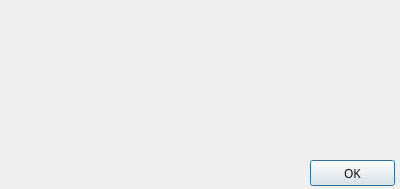
Old version of the form centrale/error.ui in the repository elwint/-rolluik-domotica.
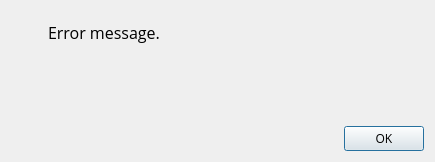
New version of the form. Icons and pictures are not drawn.

Commit message: Added error popup; Added limits window; Added support to set all limits; Fixed widgets positions; Fixed degree char + temperature; Finished GUI error dialog; Removed GUI borders

What changed in the file:
```diff
--- a/centrale/error.ui
+++ b/centrale/error.ui
@@ -6,8 +6,8 @@
    <rect>
     <x>0</x>
     <y>0</y>
-    <width>400</width>
-    <height>189</height>
+    <width>435</width>
+    <height>162</height>
    </rect>
   </property>
   <property name="font">
@@ -18,24 +18,114 @@
   <property name="windowTitle">
    <string>Foutmelding</string>
   </property>
-  <widget class="QPushButton" name="btnOK">
-   <property name="geometry">
-    <rect>
-     <x>310</x>
-     <y>160</y>
-     <width>85</width>
-     <height>26</height>
-    </rect>
-   </property>
-   <property name="font">
-    <font>
-     <family>Open Sans</family>
-    </font>
-   </property>
-   <property name="text">
-    <string>OK</string>
-   </property>
-  </widget>
+  <layout class="QVBoxLayout">
+   <item>
+    <widget class="QFrame" name="frame">
+     <layout class="QFormLayout" name="formLayout">
+      <property name="horizontalSpacing">
+       <number>20</number>
+      </property>
+      <property name="leftMargin">
+       <number>10</number>
+      </property>
+      <property name="topMargin">
+       <number>10</number>
+      </property>
+      <property name="rightMargin">
+       <number>0</number>
+      </property>
+      <property name="bottomMargin">
+       <number>0</number>
+      </property>
+      <item row="0" column="0">
+       <widget class="QLabel" name="label">
+        <property name="text">
+         <string/>
+        </property>
+        <property name="pixmap">
+         <pixmap>icons/error.png</pixmap>
+        </property>
+       </widget>
+      </item>
+      <item row="0" column="1">
+       <widget class="QLabel" name="lblError">
+        <property name="font">
+         <font>
+          <pointsize>12</pointsize>
+         </font>
+        </property>
+        <property name="text">
+         <string>Error message.</string>
+        </property>
+        <property name="alignment">
+         <set>Qt::AlignLeading|Qt::AlignLeft|Qt::AlignTop</set>
+        </property>
+        <property name="margin">
+         <number>7</number>
+        </property>
+       </widget>
+      </item>
+     </layout>
+    </widget>
+   </item>
+   <item>
+    <spacer name="verticalSpacer">
+     <property name="orientation">
+      <enum>Qt::Vertical</enum>
+     </property>
+     <property name="sizeHint" stdset="0">
+      <size>
+       <width>20</width>
+       <height>40</height>
+      </size>
+     </property>
+    </spacer>
+   </item>
+   <item>
+    <widget class="QFrame" name="frmButtons">
+     <layout class="QHBoxLayout" name="horizontalLayout">
+      <property name="spacing">
+       <number>0</number>
+      </property>
+      <property name="leftMargin">
+       <number>0</number>
+      </property>
+      <property name="topMargin">
+       <number>0</number>
+      </property>
+      <property name="rightMargin">
+       <number>0</number>
+      </property>
+      <property name="bottomMargin">
+       <number>0</number>
+      </property>
+      <item>
+       <spacer name="horizontalSpacer">
+        <property name="orientation">
+         <enum>Qt::Horizontal</enum>
+        </property>
+        <property name="sizeHint" stdset="0">
+         <size>
+          <width>183</width>
+          <height>20</height>
+         </size>
+        </property>
+       </spacer>
+      </item>
+      <item>
+       <widget class="QPushButton" name="btnOK">
+        <property name="text">
+         <string>OK</string>
+        </property>
+       </widget>
+      </item>
+     </layout>
+    </widget>
+   </item>
+  </layout>
+  <zorder>frmButtons</zorder>
+  <zorder>frame</zorder>
+  <zorder>verticalSpacer</zorder>
  </widget>
  <resources/>
  <connections/>
```
Left out of the diff: 22 changed lines with no effect on the pictures. The commit also changes 5 other files.
